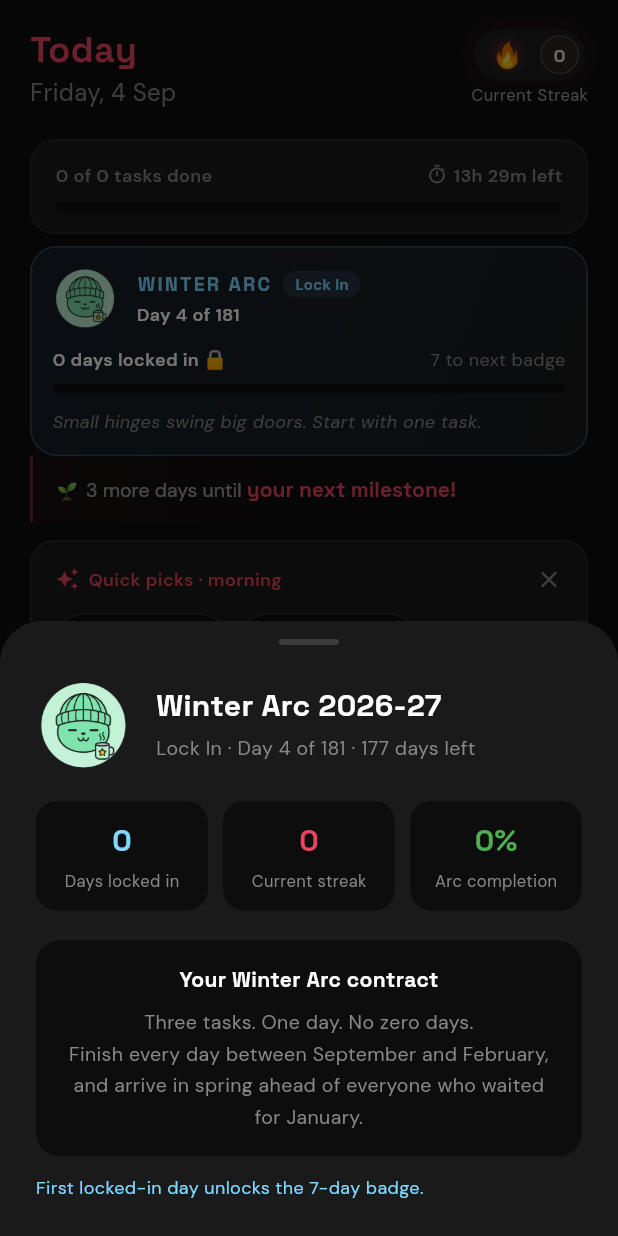
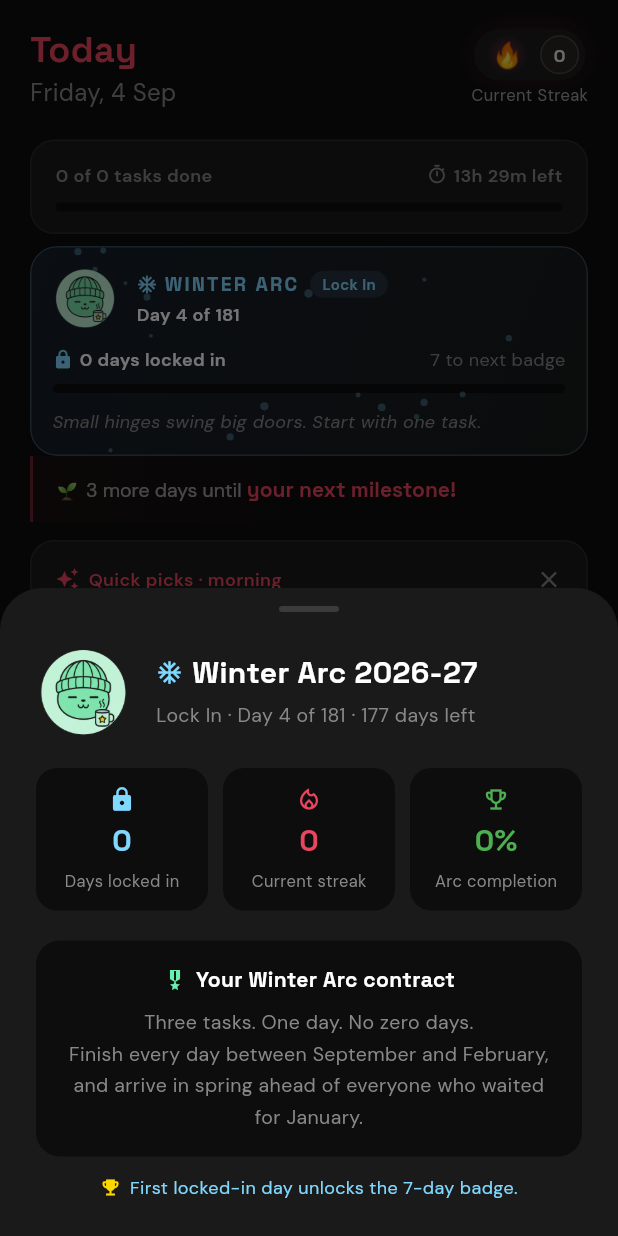
Before and after one commit to Leela-Sai-Vardhan/mita, a Flutter app: the MainNavigation screen opened by its route, after a tap on "WINTER ARC", on a phone screen of 412 x 824 dp. Run offline on Flutter 3.47's test engine with Material 3 defaults, Android fonts, the phone set to English and light mode, and no system bars; drawn by our look-alikes of flutter_animate; our stand-ins replace audioplayers, file_picker, fl_chart, flutter_local_notifications, flutter_timezone, google_fonts and 6 more; missing offline and left inert: app_settings, home_widget, in_app_update; accounts and stored records are empty; network calls fail.

Commit message:
Feat: Snowfall animation layer + winter icons on the Winter Arc card
- SnowfallEffect: lightweight custom painter (18 frost-blue flakes,
  per-flake fall speed and sway, 10s loop, IgnorePointer overlay) instead
  of a Lottie asset - zero licensing exposure, no new dependencies
- Winter Arc card: snowfall behind the header, ac_unit/lock/military_tech/
  emoji_events Material icons, gold badge accents, per-stat icons in the
  arc detail sheet
- 4 widget tests (card render, snowfall layer, tap-through to arc sheet)
  - fixed pumps instead of pumpAndSettle since animations loop forever

```diff
--- /dev/null
+++ b/lib/widgets/snowfall_effect.dart
@@ -0,0 +1,130 @@
+import 'dart:math' as math;
+
+import 'package:flutter/material.dart';
+
+/// Gentle snowfall rendered behind the Winter Arc card.
+///
+/// A lightweight [CustomPainter] instead of a Lottie asset: zero asset
+/// licensing concerns, tiny APK cost, and colors that natively match the
+/// app's frost palette. Flakes drift down with slight horizontal sway and
+/// wrap back to the top when they leave the card.
+class SnowfallEffect extends StatefulWidget {
+  const SnowfallEffect({
+    super.key,
+    this.flakeCount = 18,
+    this.flakeColor = const Color(0xFF80D8FF),
+    this.opacity = 0.35,
+  });
+
+  final int flakeCount;
+  final Color flakeColor;
+  final double opacity;
+
+  @override
+  State<SnowfallEffect> createState() => _SnowfallEffectState();
+}
+
+class _SnowfallEffectState extends State<SnowfallEffect>
+    with SingleTickerProviderStateMixin {
+  late final AnimationController _controller;
+  late final List<_Flake> _flakes;
+  final math.Random _random = math.Random(7);
+
+  @override
+  void initState() {
+    super.initState();
+    _flakes = List.generate(
+      widget.flakeCount,
+      (_) => _Flake(
+        x: _random.nextDouble(),
+        y: _random.nextDouble(),
+        radius: 1.0 + _random.nextDouble() * 2.0,
+        fallSpeed: 0.04 + _random.nextDouble() * 0.05,
+        swayAmplitude: 0.005 + _random.nextDouble() * 0.02,
+        swayPhase: _random.nextDouble() * math.pi * 2,
+      ),
+    );
+    _controller = AnimationController(
+      vsync: this,
+      duration: const Duration(seconds: 10),
+    )..repeat();
+  }
+
+  @override
+  void dispose() {
+    _controller.dispose();
+    super.dispose();
+  }
+
+  @override
+  Widget build(BuildContext context) {
+    return AnimatedBuilder(
+      animation: _controller,
+      builder: (context, _) => CustomPaint(
+        size: Size.infinite,
+        painter: _SnowfallPainter(
+          flakes: _flakes,
+          progress: _controller.value,
+          color: widget.flakeColor,
+          opacity: widget.opacity,
+        ),
+      ),
+    );
+  }
+}
+
+class _Flake {
+  final double x;
+  final double y;
+  final double radius;
+  final double fallSpeed;
+  final double swayAmplitude;
+  final double swayPhase;
+
+  const _Flake({
+    required this.x,
+    required this.y,
+    required this.radius,
+    required this.fallSpeed,
+    required this.swayAmplitude,
+    required this.swayPhase,
+  });
+}
+
+class _SnowfallPainter extends CustomPainter {
+  final List<_Flake> flakes;
+  final double progress;
+  final Color color;
+  final double opacity;
+
+  const _SnowfallPainter({
+    required this.flakes,
+    required this.progress,
+    required this.color,
+    required this.opacity,
+  });
+
+  @override
+  void paint(Canvas canvas, Size size) {
+    if (size.isEmpty) return;
+    final paint = Paint()..color = color.withValues(alpha: opacity);
+
+    for (final flake in flakes) {
+      // One controller cycle == one full fall step for every flake.
+      var y = (flake.y + progress * flake.fallSpeed * 10) % 1.0;
+      final sway =
+          math.sin(progress * math.pi * 2 + flake.swayPhase) *
+              flake.swayAmplitude;
+      final x = (flake.x + sway) % 1.0;
+
+      canvas.drawCircle(
+        Offset(x * size.width, y * size.height),
+        flake.radius,
+        paint,
+      );
+    }
+  }
+
+  @override
+  bool shouldRepaint(covariant _SnowfallPainter oldDelegate) => true;
+}
--- a/lib/widgets/winter_arc_card.dart
+++ b/lib/widgets/winter_arc_card.dart
@@ -6,13 +6,15 @@ import '../core/mitzy_assets.dart';
 import '../core/winter_arc.dart';
 import '../providers/task_provider.dart';
 import 'mitzy_avatar.dart';
+import 'snowfall_effect.dart';
 
 /// The flagship Winter Arc campaign card for the Home screen.
 ///
 /// Shows only while the arc is in season (remote-kill via
 /// `seasonal.winter_arc.enabled`): day counter, locked-in days, arc
-/// progress, a rotating daily motivation line, and the floating seasonal
-/// Mitzy. Tapping opens a detail sheet with the full arc breakdown.
+/// progress, a rotating daily motivation line, gentle snowfall, and the
+/// floating seasonal Mitzy. Tapping opens a detail sheet with the full
+/// arc breakdown.
 class WinterArcCard extends StatefulWidget {
   const WinterArcCard({super.key});
 
@@ -42,14 +44,19 @@ class _WinterArcCardState extends State<WinterArcCard> {
       padding: const EdgeInsets.fromLTRB(20, 4, 20, 0),
       child: GestureDetector(
         onTap: () => _showArcSheet(context, now, provider),
-        child: Container(
+        child: ClipRRect(
+          borderRadius: BorderRadius.circular(18),
+          child: Stack(
+            children: [
+              // Card background with frost gradient.
+              Container(
                 padding: const EdgeInsets.fromLTRB(14, 12, 14, 14),
                 decoration: BoxDecoration(
                   gradient: LinearGradient(
                     begin: Alignment.topLeft,
                     end: Alignment.bottomRight,
                     colors: [
-                const Color(0xFF16222E).withValues(alpha: 0.85),
+                      const Color(0xFF16222E).withValues(alpha: 0.9),
                       AppTheme.surface,
                     ],
                   ),
@@ -79,6 +86,15 @@ class _WinterArcCardState extends State<WinterArcCard> {
                   ],
                 ),
               ),
+              // Gentle snowfall drifting over the card.
+              const Positioned.fill(
+                child: IgnorePointer(
+                  child: SnowfallEffect(),
+                ),
+              ),
+            ],
+          ),
+        ),
       ),
     );
   }
@@ -95,6 +111,12 @@ class _WinterArcCardState extends State<WinterArcCard> {
             children: [
               Row(
                 children: [
+                  const Icon(
+                    Icons.ac_unit,
+                    size: 14,
+                    color: Color(0xFF80D8FF),
+                  ),
+                  const SizedBox(width: 4),
                   Text(
                     'WINTER ARC',
                     style: GoogleFonts.spaceGrotesk(
@@ -152,13 +174,24 @@ class _WinterArcCardState extends State<WinterArcCard> {
         Row(
           mainAxisAlignment: MainAxisAlignment.spaceBetween,
           children: [
+            Row(
+              mainAxisSize: MainAxisSize.min,
+              children: [
+                const Icon(
+                  Icons.lock,
+                  size: 14,
+                  color: Color(0xFF80D8FF),
+                ),
+                const SizedBox(width: 4),
                 Text(
-              '$lockedIn days locked in 🔒',
+                  '$lockedIn days locked in',
                   style: GoogleFonts.dmSans(
                     fontSize: 12,
                     fontWeight: FontWeight.w600,
                     color: Colors.white,
                   ),
+                ),
+              ],
             ),
             Text(
               nextMilestone != null
@@ -261,13 +294,26 @@ class _WinterArcSheet extends StatelessWidget {
                     child: Column(
                       crossAxisAlignment: CrossAxisAlignment.start,
                       children: [
-                        Text(
+                        Row(
+                          children: [
+                            const Icon(
+                              Icons.ac_unit,
+                              size: 18,
+                              color: Color(0xFF80D8FF),
+                            ),
+                            const SizedBox(width: 6),
+                            Flexible(
+                              child: Text(
                                 'Winter Arc ${now.year}-${(now.year + 1) % 100}',
+                                overflow: TextOverflow.ellipsis,
                                 style: GoogleFonts.spaceGrotesk(
                                   fontSize: 20,
                                   fontWeight: FontWeight.w700,
                                   color: Colors.white,
                                 ),
+                              ),
+                            ),
+                          ],
                         ),
                         const SizedBox(height: 4),
                         Text(
@@ -299,6 +345,15 @@ class _WinterArcSheet extends StatelessWidget {
                 ),
                 child: Column(
                   children: [
+                    Row(
+                      mainAxisAlignment: MainAxisAlignment.center,
+                      children: [
+                        const Icon(
+                          Icons.military_tech,
+                          size: 16,
+                          color: Color(0xFF69F0AE),
+                        ),
+                        const SizedBox(width: 6),
                         Text(
                           'Your Winter Arc contract',
                           style: GoogleFonts.spaceGrotesk(
@@ -306,6 +361,8 @@ class _WinterArcSheet extends StatelessWidget {
                             fontWeight: FontWeight.w700,
                             color: Colors.white,
                           ),
+                        ),
+                      ],
                     ),
                     const SizedBox(height: 8),
                     Text(
@@ -325,7 +382,17 @@ class _WinterArcSheet extends StatelessWidget {
               ),
               if (nextMilestone != null) ...[
                 const SizedBox(height: 12),
-                Text(
+                Row(
+                  mainAxisAlignment: MainAxisAlignment.center,
+                  children: [
+                    const Icon(
+                      Icons.emoji_events,
+                      size: 14,
+                      color: Color(0xFFFFD700),
+                    ),
+                    const SizedBox(width: 6),
+                    Flexible(
+                      child: Text(
                         lockedIn == 0
                             ? 'First locked-in day unlocks the 7-day badge.'
                             : 'Next badge at $nextMilestone locked-in days — '
@@ -335,6 +402,9 @@ class _WinterArcSheet extends StatelessWidget {
                           fontSize: 12,
                           color: const Color(0xFF80D8FF),
                         ),
+                      ),
+                    ),
+                  ],
                 ),
               ],
             ],
@@ -350,7 +420,7 @@ class _WinterArcSheet extends StatelessWidget {
     required int remaining,
     required int currentStreak,
   }) {
-    Widget stat(String label, String value, Color color) {
+    Widget stat(String label, String value, Color color, IconData icon) {
       return Container(
         padding: const EdgeInsets.all(12),
         decoration: BoxDecoration(
@@ -359,6 +429,8 @@ class _WinterArcSheet extends StatelessWidget {
         ),
         child: Column(
           children: [
+            Icon(icon, size: 18, color: color),
+            const SizedBox(height: 4),
             Text(
               value,
               style: GoogleFonts.spaceGrotesk(
@@ -383,16 +455,29 @@ class _WinterArcSheet extends StatelessWidget {
     return Row(
       children: [
         Expanded(
-          child: stat('Days locked in', '$lockedIn', const Color(0xFF80D8FF)),
+          child: stat(
+            'Days locked in',
+            '$lockedIn',
+            const Color(0xFF80D8FF),
+            Icons.lock,
+          ),
         ),
         const SizedBox(width: 10),
-        Expanded(child: stat('Current streak', '$currentStreak', AppTheme.accent)),
+        Expanded(
+          child: stat(
+            'Current streak',
+            '$currentStreak',
+            AppTheme.accent,
+            Icons.local_fire_department_outlined,
+          ),
+        ),
         const SizedBox(width: 10),
         Expanded(
           child: stat(
             'Arc completion',
             '${((lockedIn / total) * 100).toStringAsFixed(0)}%',
             AppTheme.success,
+            Icons.emoji_events_outlined,
           ),
         ),
       ],
```
Also changed, not shown: 1 other file. Lines whose indentation alone changed are shown as unchanged.
